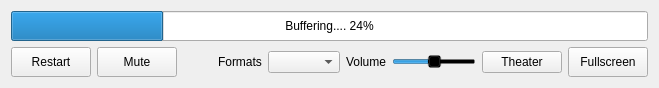
First picture: the form in AYAYA/player/controlswidget.ui, repository jkbz64/AYAYA, before the edit.
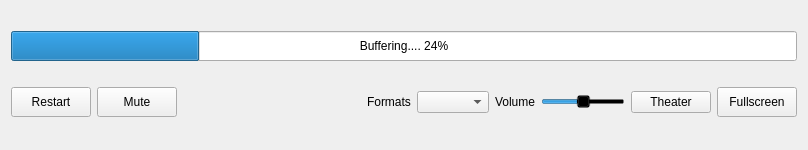
Second picture: the form after the edit.

Patch:
```diff
--- a/AYAYA/player/controlswidget.ui
+++ b/AYAYA/player/controlswidget.ui
@@ -6,8 +6,8 @@
    <rect>
     <x>0</x>
     <y>0</y>
-    <width>659</width>
-    <height>84</height>
+    <width>808</width>
+    <height>150</height>
    </rect>
   </property>
   <property name="sizePolicy">
@@ -157,6 +157,9 @@
    </item>
    <item row="1" column="4">
     <widget class="QLabel" name="m_formatsLabel">
+     <property name="styleSheet">
+      <string notr="true">background-color: transparent;</string>
+     </property>
      <property name="text">
       <string>Formats</string>
      </property>
```
